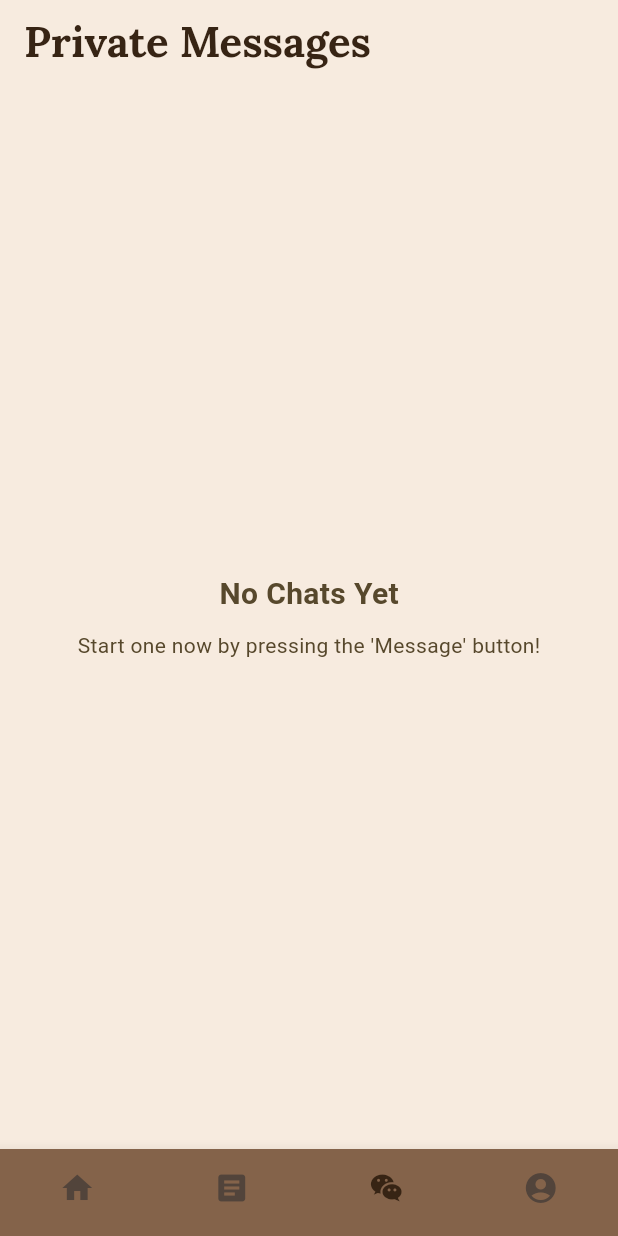
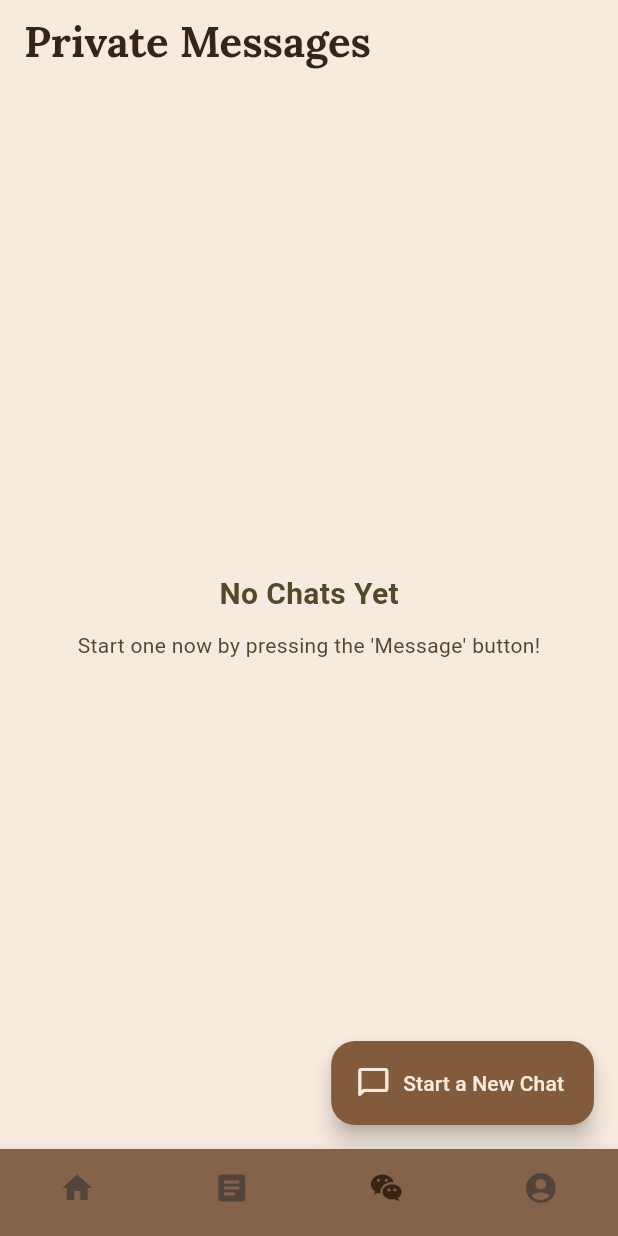
Before and after one commit to LilliAP/Customer_Engagement_Mobile_App, a Flutter app: the screen it shows once a user with an empty profile is signed in, item 3 of the bottom bar chosen, on a phone screen of 412 x 824 dp. Run offline on Flutter 3.47's test engine with Material 3 defaults, Android fonts, the phone set to English and light mode, and no system bars; our stand-ins replace cloud_firestore, firebase_auth, firebase_core, firebase_messaging, google_fonts; missing offline and left inert: flutter_quill; accounts and stored records are empty.

Commit message:
CHANGED: More work on the messaging functionaility

```diff
--- a/lib/main.dart
+++ b/lib/main.dart
@@ -12,6 +12,7 @@ import 'package:se330_project_2/screens/home_screen.dart';
 import 'package:se330_project_2/screens/auth/login_screen.dart';
 import 'package:se330_project_2/screens/messages/messages_screen.dart';
 import 'package:se330_project_2/screens/auth/signup_screen.dart';
+import 'package:se330_project_2/screens/messages/start_message_screen.dart';
 import 'package:se330_project_2/widgets/app_theme.dart';
 
 void main() async{
@@ -43,6 +44,7 @@ class MyApp extends StatelessWidget {
         '/account': (context) => const AccountScreen(),
         '/edit_profile': (context) => const EditProfileScreen(),
         '/create_post': (context) => const CreatePostScreen(),
+        '/start_message': (context) => const StartMessageScreen(),
       },
       localizationsDelegates: const [
         GlobalMaterialLocalizations.delegate,
--- a/lib/screens/messages/user_messages_partial.dart
+++ b/lib/screens/messages/user_messages_partial.dart
@@ -54,7 +54,7 @@ class UserMessagesPartial extends StatelessWidget {
             final data = doc.data() as Map<String, dynamic>;
             final senderId = data['senderId'];
             final receiverId = data['receiverId'];
-            if (senderId == user!.uid) {
+            if (senderId == user.uid) {
               messagedUsers.add(receiverId);
             }
             else if (receiverId == user.uid) {
@@ -77,7 +77,7 @@ class UserMessagesPartial extends StatelessWidget {
                       fontSize: 20.0,
                     ),
                   ),
-                  const SizedBox(height: 10.0),
+                  SizedBox(height: 10.0),
                   Text('Start one now by pressing the \'Message\' button!'),
                 ],
               ),
@@ -105,6 +105,15 @@ class UserMessagesPartial extends StatelessWidget {
           );
         },
       ),
+      floatingActionButton: FirebaseAuth.instance.currentUser != null ?
+        FloatingActionButton.extended(
+          onPressed: () {
+            Navigator.pushNamed(context, '/start_message');
+          },
+          icon: Icon(Icons.messenger_outline_rounded),
+          label: Text('Start a New Chat'),
+        )
+        : null,
     );
   }
 }
```
Also changed, not shown: lib/screens/messages/start_message_screen.dart (+71 -4 lines).
